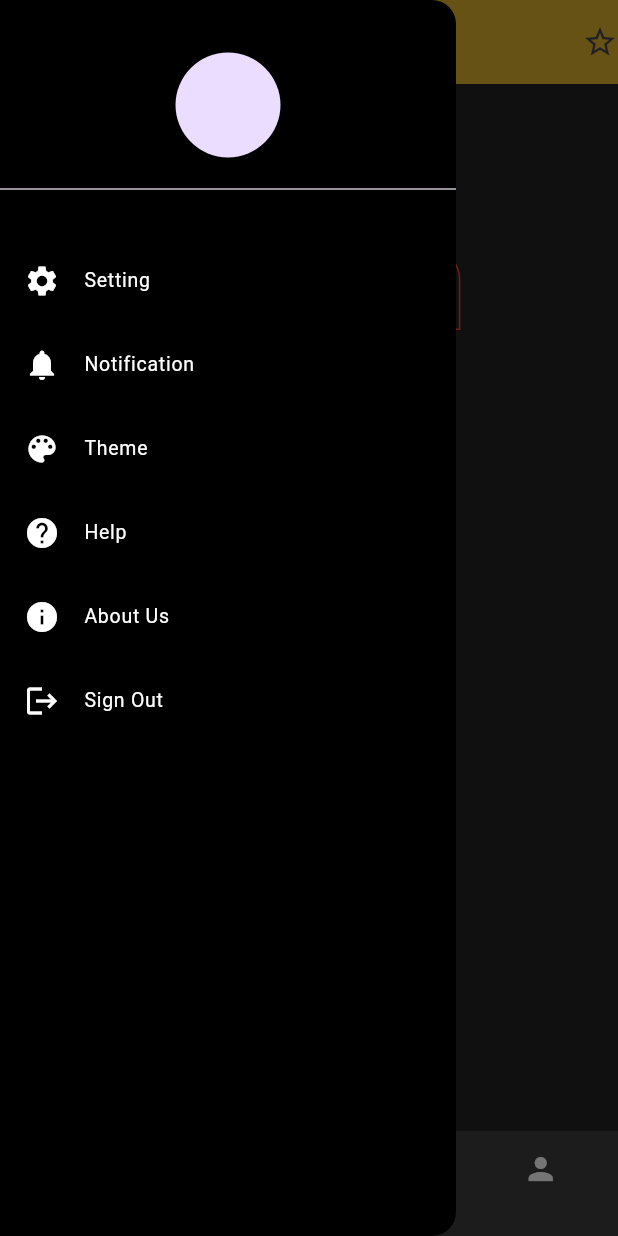
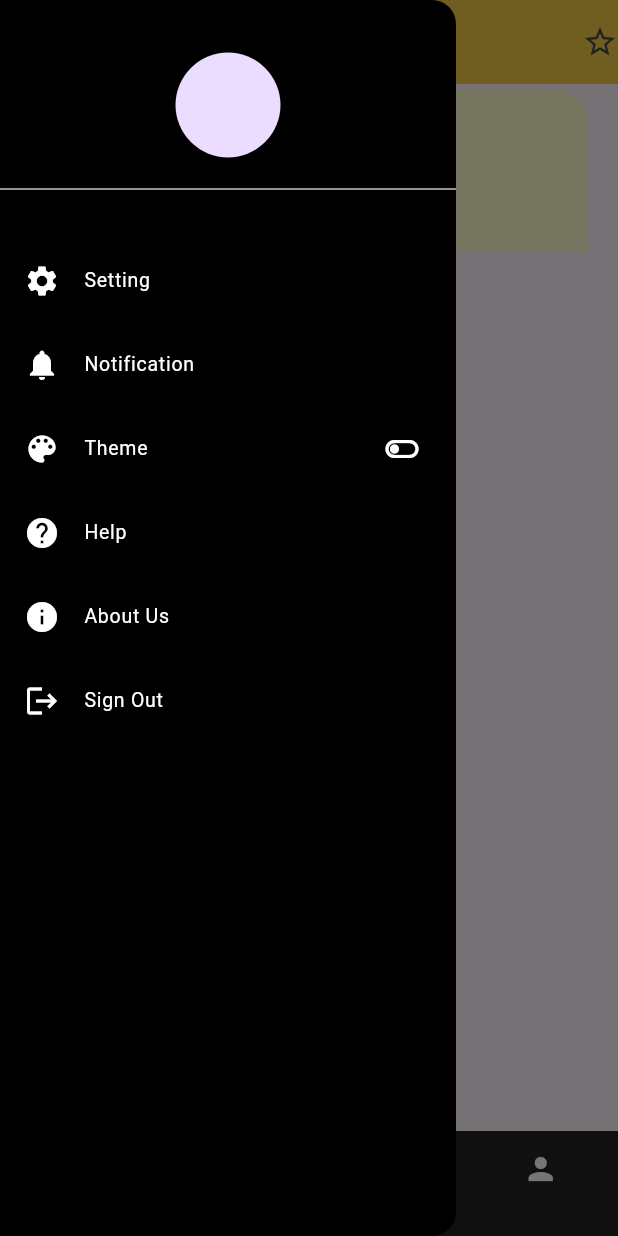
Before and after one commit to seblewongel15girmaw/Roomies_frontend, a Flutter app: the HomePage screen opened by its route, with the side drawer open, on a phone screen of 412 x 824 dp. Run offline on Flutter 3.47's test engine with Material 3 defaults, Android fonts, the light colour scheme and no system bars; drawn by our look-alikes of curved_labeled_navigation_bar; our stand-ins replace another_carousel_pro, bloc, connectivity_plus, dartz, email_validator, equatable and 7 more; accounts and stored records are empty; network calls fail; statements that could not run were skipped.

Commit message:
edit profile added

```diff
--- a/lib/config/routes.dart
+++ b/lib/config/routes.dart
@@ -23,7 +23,6 @@ import 'package:begara_mobile/feauters/house/presentation/page/broker/broker_pro
 import 'package:begara_mobile/feauters/house/presentation/page/user/home_page.dart';
 import 'package:begara_mobile/feauters/house/presentation/page/user/house_detail.dart';
 import 'package:begara_mobile/feauters/recommendation/presentation/bloc/roommate/roommate_bloc.dart';
-import 'package:begara_mobile/feauters/recommendation/presentation/bloc/users_profile/users_profile_bloc.dart';
 import 'package:begara_mobile/feauters/recommendation/presentation/pages/display_matches_page.dart';
 import 'package:begara_mobile/feauters/recommendation/presentation/pages/user_profile_page.dart';
 import 'package:begara_mobile/injectionContainer.dart';
@@ -34,6 +33,7 @@ import 'package:flutter_bloc/flutter_bloc.dart';
 import '../feauters/auth/presentation/bloc/change_password/change_password.dart';
 import '../feauters/auth/presentation/bloc/location/locations.dart';
 import '../feauters/auth/presentation/bloc/recover_password/recover_password.dart';
+import '../feauters/auth/presentation/bloc/users_profile/users_profile_bloc.dart';
 import '../feauters/auth/presentation/pages/change_password_page.dart';
 import '../feauters/auth/presentation/pages/edit_profile_page.dart';
 import '../feauters/auth/presentation/pages/forgot_passowrd_page.dart';
@@ -75,12 +75,12 @@ class Routes{
         ),);
       case '/edit-profile':
       return MaterialPageRoute(builder: (_)=>MultiBlocProvider(providers: [
+        BlocProvider<UserProfileBloc>(create: (context) =>sl<UserProfileBloc>()),
         BlocProvider<DropDownBloc>(create: (context) => DropDownBloc()) ,
         BlocProvider<ImageBloc>(create: (context) => ImageBloc()) ,
         BlocProvider<RadioBloc>(create: (context) => RadioBloc()) ,
         BlocProvider<ProfileBloc>(create: (context) =>sl<ProfileBloc>()),
         BlocProvider<LocationBloc>(create: (context) =>sl<LocationBloc>()),
-        BlocProvider<UserProfileBloc>(create: (context) =>sl<UserProfileBloc>()),
         ],
         child: EditProfilePage(),
         ),);
@@ -145,6 +145,7 @@ class Routes{
        case '/homePage':
       return MaterialPageRoute(
         builder: (_)=>MultiBlocProvider(providers: [
+        BlocProvider<LocationBloc>(create: (context) =>sl<LocationBloc>()),
         BlocProvider<HouseBloc>(create: (context)=>sl<HouseBloc>()),
        ],
         child: HomePage(),
--- a/lib/feauters/auth/presentation/bloc/users_profile/users_profile_bloc.dart
+++ b/lib/feauters/auth/presentation/bloc/users_profile/users_profile_bloc.dart
@@ -7,7 +7,7 @@ import 'package:flutter_bloc/flutter_bloc.dart';
 
 class UserProfileBloc extends Bloc<UserProfileEvent,UserProfileState>{
   final GetRoommate getRoommate;
-  UserProfileBloc(this.getRoommate):super(Idle()){
+  UserProfileBloc(this.getRoommate):super(ProfileIdle()){
     on<UserProfileEvent>(
       _loadUserProfile
     );
--- a/lib/feauters/auth/presentation/bloc/users_profile/users_profile_state.dart
+++ b/lib/feauters/auth/presentation/bloc/users_profile/users_profile_state.dart
@@ -3,7 +3,7 @@ import 'package:begara_mobile/feauters/auth/domain/Entities/user.dart';
 abstract class UserProfileState{
 }
 
-class Idle extends UserProfileState{}
+class ProfileIdle extends UserProfileState{}
 
 class LoadingUserProfile extends UserProfileState{
 }
--- a/lib/feauters/auth/presentation/pages/create_profile_page.dart
+++ b/lib/feauters/auth/presentation/pages/create_profile_page.dart
@@ -12,8 +12,6 @@ import 'package:begara_mobile/feauters/auth/presentation/widgets/upload_button.d
 import 'package:flutter/material.dart';
 import 'package:flutter_bloc/flutter_bloc.dart';
 import 'package:image_picker/image_picker.dart';
-import 'package:begara_mobile/core/util/locations.dart';
-
 import '../widgets/location_bar.dart';
 
 class ProfilePage extends StatelessWidget {
@@ -113,7 +111,8 @@ class ProfilePage extends StatelessWidget {
                       LocationBar(getLocation: (location) {
                             print(location);
                             address=location;
-                          },width: screenWidth,),
+                          },width: screenWidth,
+                          choosenLocation: null,),
                       CustomTextField(
                         controller: phoneNumber,
                         labelText: "Phone Number",
--- a/lib/feauters/auth/presentation/pages/register_guarantor_page.dart
+++ b/lib/feauters/auth/presentation/pages/register_guarantor_page.dart
@@ -90,7 +90,8 @@ class RegisterGuarantorPage extends StatelessWidget {
                       SizedBox(height: 20,),
                       LocationBar(getLocation: (location) {
                         address=location;
-                      }, width: screenSize.width),
+                      }, width: screenSize.width,
+                      choosenLocation: null,),
                       // CustomDropdownButton(
                       //   initalSelection: null,
                       //   items: locations,
--- a/lib/feauters/auth/presentation/widgets/location_bar.dart
+++ b/lib/feauters/auth/presentation/widgets/location_bar.dart
@@ -11,10 +11,12 @@ class LocationBar extends StatelessWidget {
   final width;
   TextEditingController _controller = TextEditingController();
   final void Function(Location location) getLocation;
-  LocationBar({required this.getLocation, required this.width});
+  final choosenLocation;
+  LocationBar({required this.getLocation, required this.width,required this.choosenLocation});
   @override
   Widget build(BuildContext context) {
     return BlocBuilder<LocationBloc, LocationState>(builder: (context, state) {
+      _controller.text=choosenLocation??"";
       return Column(
         children: [
           Container(
--- a/lib/feauters/feedback/presentation/pages/feedback_page.dart
+++ b/lib/feauters/feedback/presentation/pages/feedback_page.dart
@@ -92,6 +92,7 @@ class FeedbackPage extends StatelessWidget {
                 height: 15,
               ),
               GestureDetector(
+                key: Key("send_feedback"),
                 onTap: () {
                   BlocProvider.of<FeedBackBloc>(context).add(SendFeedBackEvent(
                       feedbackMessage: feedbackMessageController.text,
--- a/lib/feauters/feedback/presentation/widget/chip_widget.dart
+++ b/lib/feauters/feedback/presentation/widget/chip_widget.dart
@@ -46,6 +46,7 @@ class Chips extends StatelessWidget{
                         children:
                             List<Widget>.generate(labels.length, (int index) {
                           return FilterChip(
+                            key: Key(labels[index]),
                             label: Text(labels[index]),
                             selected: selected[index],
                             onSelected: (bool isSelected) {
--- a/lib/feauters/feedback/presentation/widget/rating_bar.dart
+++ b/lib/feauters/feedback/presentation/widget/rating_bar.dart
@@ -35,6 +35,7 @@ class RatingBarCard extends StatelessWidget{
                         allowHalfRating: true,
                         itemBuilder: (context, _) {
                           return Icon(
+                            key: Key("rating_icon"),
                             Icons.star,
                             color: Colors.amber,
                           );
--- a/lib/feauters/house/presentation/page/user/home_page.dart
+++ b/lib/feauters/house/presentation/page/user/home_page.dart
@@ -1,5 +1,9 @@
 import 'dart:developer';
-
+import 'package:begara_mobile/feauters/auth/presentation/bloc/location/locations.dart';
+import 'package:begara_mobile/feauters/auth/presentation/pages/create_profile_page.dart';
+import 'package:begara_mobile/feauters/chat/domain/entity/contacts.dart';
+import 'package:begara_mobile/feauters/chat/presentation/pages/contacts_page.dart';
+import 'package:begara_mobile/feauters/recommendation/presentation/pages/display_matches_page.dart';
 import 'package:curved_labeled_navigation_bar/curved_navigation_bar.dart';
 import 'package:curved_labeled_navigation_bar/curved_navigation_bar_item.dart';
 import 'package:flutter/cupertino.dart';
@@ -14,15 +18,23 @@ import 'package:begara_mobile/feauters/house/presentation/widget/user/house_card
 
 import 'package:begara_mobile/injectionContainer.dart';
 
-class HomePage extends StatefulWidget{
-  const HomePage({super.key});
+import '../../../../../config/routes.dart';
+import '../../../../auth/presentation/bloc/others/dropDown/dropdown_bloc.dart';
+import '../../../../auth/presentation/bloc/others/image/image_bloc.dart';
+import '../../../../auth/presentation/bloc/others/radioOptions/radio_bloc.dart';
+import '../../../../auth/presentation/bloc/profile/profile_bloc.dart';
+import '../../../../chat/presentation/blocs/contacts/contacts_bloc.dart';
+import '../../../../recommendation/presentation/bloc/roommate/roommate_bloc.dart';
+
+
+
+class HomeScreen extends StatefulWidget{
 
   @override
-  State<HomePage> createState()=> _HomePageState();
+  State<HomeScreen> createState() => _HomeScreenState();
 }
 
-class _HomePageState extends State<HomePage>{
-
+class _HomeScreenState extends State<HomeScreen> {
     @override
     void initState(){
       super.initState();
@@ -30,92 +42,15 @@ class _HomePageState extends State<HomePage>{
     }
 
     HouseBloc houseBloc= sl<HouseBloc>();
+
     @override
     Widget build(BuildContext context){
-    List images=[
-      "https://image.cnbcfm.com/api/v1/image/103500764-GettyImages-147205632-2.jpg?v=1691157601",
-      "https://static.vecteezy.com/system/resources/thumbnails/023/308/053/small_2x/ai-generative-exterior-of-modern-luxury-house-with-garden-and-beautiful-sky-photo.jpg",
-      "https://www.redfin.com/blog/wp-content/uploads/2021/08/220-Maryland-Ave-21122-1.jpg"];
 
       double width=MediaQuery.of(context).size.width;
       var index;
-    final imageList=[
-      "https://cdni.iconscout.com/illustration/premium/thumb/dormitory-roommates-3888852-3391090.png?f=webp",
-      "https://img.freepik.com/premium-photo/reminder-notification-message-alert_902106-3.jpg",
-      "https://encrypted-tbn0.gstatic.com/images?q=tbn:ANd9GcQSf9_eWDsUTlYnJZeGarBE14TFiZ1W-KS1_lk6jwRyow&s"
-    ];
+
       return Scaffold(
-          backgroundColor: Colors.black87,
-          bottomNavigationBar: CurvedNavigationBar(
-            backgroundColor: Colors.black,
-            color: Colors.white24,
-            animationDuration: Duration(milliseconds: 500),
-            buttonBackgroundColor: Color.fromRGBO(244, 196, 48,0.9),
-            onTap: (idx){
-              setState(() {
-                index=idx;
-              });
-            },
-            items: const [
-              CurvedNavigationBarItem(child:  Icon(Icons.home, color: Colors.white,)),
-              CurvedNavigationBarItem(child:  Icon(Icons.comment, color: Colors.white)),
-              CurvedNavigationBarItem(child:  Icon(Icons.link_rounded, color: Colors.white)),
-              CurvedNavigationBarItem(child:  Icon(Icons.person, color: Colors.white))
-            ],
-          ),
-          appBar: AppBar(
-            elevation: 0,
-            backgroundColor: Color.fromRGBO(244, 196, 48,0.9),
-            actions: [Icon(Icons.star_border_outlined)],
-          ),
-          drawer: Drawer(
-            backgroundColor: Colors.black,
-            child: ListView(
-              children: const [
-                SizedBox(height: 35),
-                CircleAvatar(radius: 35,),
-                SizedBox(height: 13,),
-                Divider(),
-                SizedBox(height: 25,),
-                ListTile(
-                  iconColor: Colors.white,
-                  textColor: Colors.white,
-                  leading: Icon(Icons.settings),
-                  title: Text("Setting", style: TextStyle(fontSize: 13),),
-                ),
-                ListTile(
-                  iconColor: Colors.white,
-                  textColor: Colors.white,
-                  leading: Icon(Icons.notifications),
-                  title: Text("Notification", style: TextStyle(fontSize: 13)),
-                ),
-                ListTile(
-                  iconColor: Colors.white,
-                  textColor: Colors.white,
-                  leading: Icon(Icons.color_lens),
-                  title: Text("Theme", style: TextStyle(fontSize: 13)),
-                ),
-                ListTile(
-                  iconColor: Colors.white,
-                  textColor: Colors.white,
-                  leading: Icon(Icons.help),
-                  title: Text("Help", style: TextStyle(fontSize: 13)),
-                ),
-                ListTile(
-                  iconColor: Colors.white,
-                  textColor: Colors.white,
-                  leading: Icon(Icons.info),
-                  title: Text("About Us", style: TextStyle(fontSize: 13)),
-                ),
-                ListTile(
-                  iconColor: Colors.white,
-                  textColor: Colors.white,
-                  leading: Icon(Icons.logout),
-                  title: Text("Sign Out", style: TextStyle(fontSize: 13)),
-                ),
-              ],
-            ),
-          ),
+        backgroundColor: Theme.of(context).colorScheme.background,
           body: BlocConsumer<HouseBloc, HouseState>(
             bloc: houseBloc,
             buildWhen: (previous, current)=> current is !HouseActionState ,
@@ -134,10 +69,14 @@ class _HomePageState extends State<HomePage>{
                   return SafeArea(
                     child:Center(
                       child: Container(
-                         width: width*0.8,
+                        width: width*0.9,
                         child: Column(
                           children: [
                             Container(
+                              decoration: BoxDecoration(
+                                  color: Color.fromRGBO(255, 253,208,1),
+                                borderRadius: BorderRadius.only(topRight: Radius.circular(20), bottomLeft: Radius.circular(20))
+                              ),
                               margin: EdgeInsets.symmetric(vertical: 4),
                               child: Column(
                                 // alignment: Alignment.center,
@@ -148,38 +87,25 @@ class _HomePageState extends State<HomePage>{
                                       height: 60,
                                       width: 60,),
                                   ),
-                                   Container(
-                                     child: Text("Please Fill In Your ",
-                                         style:GoogleFonts.pressStart2p(
-                                           color: Colors.white, fontSize: 9,
-                                         )),
-                                     // top:93,
-                                     // left:width*0.23
-                                   ) ,
 
                                   Container(
-                                     child: Text("Profile Information",
+                                    width: width*0.9,
+                                    child: TextButton(
+                                        onPressed: () {
+                                          Navigator.of(context).pushNamed("/profile");
+                                        },
+                                        child: Text("Please Fill In Your Profile Information",
                                             style:GoogleFonts.pressStart2p(
-                                           color: Colors.white, fontSize: 9,
-                                         )),
+                                              fontSize: 10,
+                                            ))),
                                     // top:114,
                                     //     left:width*0.22
                                   )
                                 ],
                               ),
                             ),
-                             SizedBox(height: 16,),
-                             Container(
-                               padding: EdgeInsets.symmetric(vertical: 2, horizontal: 10),
-                               decoration: BoxDecoration(
-                                   border: Border.all(color: Colors.red,),
-                                   borderRadius: BorderRadius.only(topRight: Radius.circular(20),bottomLeft:Radius.circular(20),)
-                               ),
-                               child: TextButton(child: Text("Fill your profile by clicking here", style: TextStyle(color: Colors.white,fontSize: 11), ), onPressed: () {
-                                 Navigator.of(context).pushNamed("/profile");
-                               },),
-                             ),
-                             SizedBox(height: 30,),
+
+                            SizedBox(height: 8,),
 
                             Expanded(
                               child: ListView.builder(
@@ -213,3 +139,133 @@ class _HomePageState extends State<HomePage>{
           ));
     }
 }
+
+
+class HomePage extends StatefulWidget{
+  const HomePage({super.key});
+
+  @override
+  State<HomePage> createState()=> _HomePageState();
+}
+
+class _HomePageState extends State<HomePage>{
+  //
+  List<Widget> pagesList=[
+    MultiBlocProvider(providers: [
+      BlocProvider<HouseBloc>(create: (context)=>sl<HouseBloc>()),
+    ],
+      child: HomeScreen(),
+    ),
+    MultiBlocProvider(providers: [
+      BlocProvider<ContactsBloc>(create: (context)=>sl<ContactsBloc>()),
+    ],
+      child: ContactsPage(),
+    ),
+    MultiBlocProvider(providers: [
+      BlocProvider<RoommateBloc>(create: (context) => sl<RoommateBloc>()) ,],
+      child: DisplayMatchesPage() ,
+    ),
+    MultiBlocProvider(providers: [
+      BlocProvider<DropDownBloc>(create: (context) => DropDownBloc()) ,
+      BlocProvider<ImageBloc>(create: (context) => ImageBloc()) ,
+      BlocProvider<RadioBloc>(create: (context) => RadioBloc()) ,
+      BlocProvider<ProfileBloc>(create: (context) =>sl<ProfileBloc>()),
+      BlocProvider<LocationBloc>(create: (context)=>sl<LocationBloc>(),)],
+      child: ProfilePage(),
+    )
+  ];
+
+  int index = 0;
+
+  List pageTitles=[
+    "",
+    "All Chats",
+    "Compatible Roommates",
+    "Profile"
+  ];
+
+  @override
+  Widget build(BuildContext context){
+
+    return Scaffold(
+
+          backgroundColor: Colors.white,
+          bottomNavigationBar: CurvedNavigationBar(
+            backgroundColor: Colors.white,
+            color: Colors.black87,
+            animationDuration: Duration(milliseconds: 500),
+            buttonBackgroundColor: Color.fromRGBO(244, 196, 48,0.9),
+            onTap: (idx){
+              setState(() {
+                index=idx;
+              });
+            },
+            items: const [
+              CurvedNavigationBarItem(child:  Icon(Icons.home, color: Colors.white,)),
+              CurvedNavigationBarItem(child:  Icon(Icons.comment, color: Colors.white)),
+              CurvedNavigationBarItem(child:  Icon(Icons.link_rounded, color: Colors.white)),
+              CurvedNavigationBarItem(child:  Icon(Icons.person, color: Colors.white))
+            ],
+          ),
+          appBar: AppBar(
+            title: Text(pageTitles[index], style: TextStyle(color: Colors.white, fontSize: 17, fontWeight: FontWeight.bold),),
+            elevation: 0,
+            backgroundColor: Color.fromRGBO(244, 196, 48,0.9),
+            actions: [Icon(Icons.star_border_outlined)],
+          ),
+          drawer: Drawer(
+            backgroundColor: Colors.black,
+            child: ListView(
+              children: const [
+                SizedBox(height: 35),
+                CircleAvatar(radius: 35,),
+                SizedBox(height: 13,),
+                Divider(),
+                SizedBox(height: 25,),
+                ListTile(
+                  iconColor: Colors.white,
+                  textColor: Colors.white,
+                  leading: Icon(Icons.settings),
+                  title: Text("Setting", style: TextStyle(fontSize: 13),),
+                ),
+                ListTile(
+                  iconColor: Colors.white,
+                  textColor: Colors.white,
+                  leading: Icon(Icons.notifications),
+                  title: Text("Notification", style: TextStyle(fontSize: 13)),
+                ),
+                ListTile(
+                  iconColor: Colors.white,
+                  textColor: Colors.white,
+                  leading: Icon(Icons.color_lens),
+                  trailing: Icon(Icons.toggle_off_outlined),
+                  title: Text("Theme", style: TextStyle(fontSize: 13)),
+                ),
+                ListTile(
+                  iconColor: Colors.white,
+                  textColor: Colors.white,
+                  leading: Icon(Icons.help),
+                  title: Text("Help", style: TextStyle(fontSize: 13)),
+                ),
+                ListTile(
+                  iconColor: Colors.white,
+                  textColor: Colors.white,
+                  leading: Icon(Icons.info),
+                  title: Text("About Us", style: TextStyle(fontSize: 13)),
+                ),
+                ListTile(
+                  iconColor: Colors.white,
+                  textColor: Colors.white,
+                  leading: Icon(Icons.logout),
+                  title: Text("Sign Out", style: TextStyle(fontSize: 13)),
+                ),
+              ],
+            ),
+          ),
+          body: IndexedStack(
+            index: index,
+            children: pagesList,
+    ),
+    );
+  }
+}
--- a/lib/injectionContainer.dart
+++ b/lib/injectionContainer.dart
@@ -34,7 +34,7 @@ import 'package:begara_mobile/feauters/recommendation/domain/repository/roommate
 import 'package:begara_mobile/feauters/recommendation/domain/usecases/get_all_roommate.dart';
 import 'package:begara_mobile/feauters/recommendation/domain/usecases/get_roommate.dart';
 import 'package:begara_mobile/feauters/recommendation/presentation/bloc/roommate/roommate_bloc.dart';
-import 'package:begara_mobile/feauters/recommendation/presentation/bloc/users_profile/users_profile_bloc.dart';
+
 import 'package:connectivity_plus/connectivity_plus.dart';
 import 'package:get_it/get_it.dart';
 import 'package:shared_preferences/shared_preferences.dart';
@@ -47,6 +47,7 @@ import 'feauters/auth/domain/usecases/recover_password.dart';
 import 'feauters/auth/presentation/bloc/change_password/change_password.dart';
 import 'feauters/auth/presentation/bloc/location/locations.dart';
 import 'feauters/auth/presentation/bloc/recover_password/recover_password.dart';
+import 'feauters/auth/presentation/bloc/users_profile/users_profile_bloc.dart';
 import 'feauters/feedback/data/data_source/feedback_data_source.dart';
 import 'feauters/feedback/data/repository/feedback_repository_impl.dart';
 import 'feauters/feedback/domain/repository/feedback_repository.dart';
--- a/lib/main.dart
+++ b/lib/main.dart
@@ -31,7 +31,7 @@ class MyApp extends StatelessWidget {
           colorScheme: ColorScheme.fromSeed(seedColor: Colors.deepPurple),
           useMaterial3: true,
         ),
-        initialRoute:snapshot.data==true?"/login":"/login" ,
+        initialRoute:snapshot.data==true?"/edit-profile":"/login" ,
         onGenerateRoute: appRoutes.generateRoute,
       );
         }
```
Also changed, not shown: lib/feauters/auth/presentation/pages/edit_profile_page.dart (+8 -4 lines), 1 other file. Lines whose indentation alone changed are shown as unchanged.
